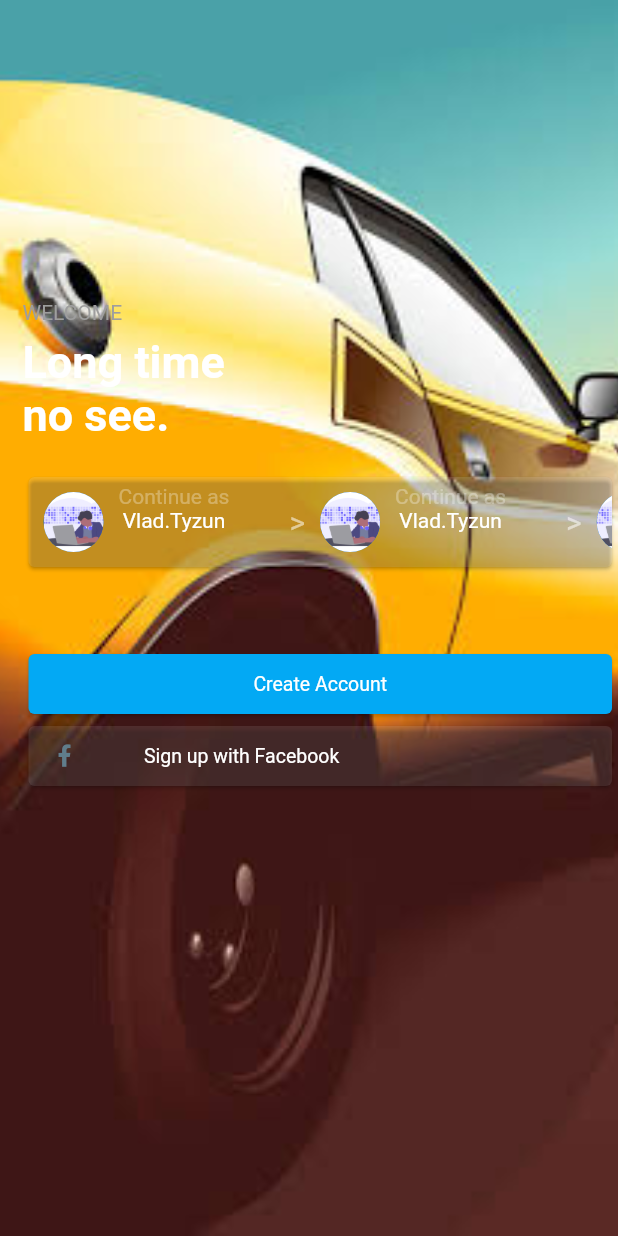
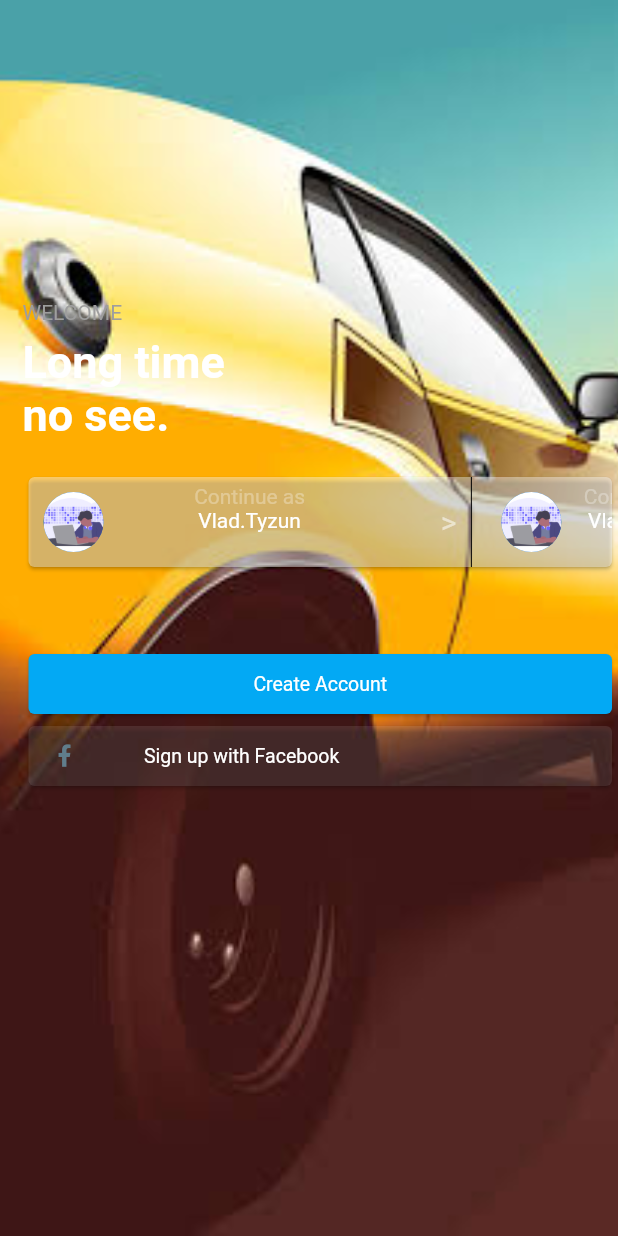
Before and after one commit to Phoenixhimself/Loginpage, a Flutter app: the screen it shows after launch, after a tap on "Create My Feed", on a phone screen of 412 x 824 dp. Run offline on Flutter 3.47's test engine with Material 2 defaults, Android fonts, the light colour scheme and no system bars; our stand-ins replace font_awesome_flutter.

Commit message:
new commit

```diff
--- a/lib/main2.dart
+++ b/lib/main2.dart
@@ -68,16 +68,17 @@ class Loginpage extends StatefulWidget{
                   ),
 
                  new Card(
-                    color: Colors.white12,
+                    color: Colors.white.withOpacity(0.4),
 
                     child: Container(
                       height: 60.0,
                      child: ListView(
+
                       scrollDirection: Axis.horizontal,
                       children: <Widget>[
+                   Container(
+                          margin: EdgeInsets.only(top: 10.0, left: 10.0, bottom: 10.0, right: 5.0 ),
 
-                   Container(
-                          margin: EdgeInsets.only(top: 10.0, left: 10.0, bottom: 10.0),
                            child: CircleAvatar(
                         backgroundImage: AssetImage('assets/picture.png'),
                          maxRadius: 20.0,
@@ -87,7 +88,8 @@ class Loginpage extends StatefulWidget{
 
 
                   Container(
-                     margin: EdgeInsets.only(top: 5.0, left: 10.0, bottom: 5.0),
+                     width: MediaQuery.of(context).size.width * 0.40,
+                     margin: EdgeInsets.only(top: 5.0, left: 10.0, bottom: 5.0, right: 5.0),
                    child:   new Column(
                        children: <Widget>[
                          new Text('Continue as',
@@ -104,6 +106,8 @@ class Loginpage extends StatefulWidget{
                      ),
                   ),
 
+
+
                    Container(
                      margin: EdgeInsets.only(left: 40.0),
                     child: Center(
@@ -116,10 +120,10 @@ class Loginpage extends StatefulWidget{
                     ),
                   ),
                   ),
-
+                  new VerticalDivider(width: 20.0, color: Colors.black,),
 
                   Container(
-                          margin: EdgeInsets.only(top: 10.0, left: 10.0, bottom: 10.0),
+                          margin: EdgeInsets.only(top: 10.0, left: 10.0, bottom: 10.0, right: 5.0,),
                            child: CircleAvatar(
                         backgroundImage: AssetImage('assets/picture.png'),
                          maxRadius: 20.0,
@@ -128,7 +132,7 @@ class Loginpage extends StatefulWidget{
                      ),
 
                   Container(
-                     margin: EdgeInsets.only(top: 5.0, left: 10.0, bottom: 5.0),
+                     margin: EdgeInsets.only(top: 5.0, left: 10.0, bottom: 5.0, right: 5.0),
                    child:   new Column(
                        children: <Widget>[
                          new Text('Continue as',
@@ -158,8 +162,9 @@ class Loginpage extends StatefulWidget{
                   ),
                   ),
 
+                     new VerticalDivider(width: 20.0, color: Colors.black,),
                   Container(
-                          margin: EdgeInsets.only(top: 10.0, left: 10.0, bottom: 10.0),
+                          margin: EdgeInsets.only(top: 10.0, left: 10.0, bottom: 10.0, right: 5.0),
                            child: CircleAvatar(
                         backgroundImage: AssetImage('assets/picture.png'),
                          maxRadius: 20.0,
@@ -168,7 +173,7 @@ class Loginpage extends StatefulWidget{
                      ),
 
                   Container(
-                     margin: EdgeInsets.only(top: 5.0, left: 10.0, bottom: 5.0),
+                     margin: EdgeInsets.only(top: 5.0, left: 10.0, bottom: 5.0, right: 5.0),
                    child:   new Column(
                        children: <Widget>[
                          new Text('Continue as',
@@ -197,6 +202,7 @@ class Loginpage extends StatefulWidget{
                     ),
                   ),
                   ),
+
                       ],
                     ),
 
```
